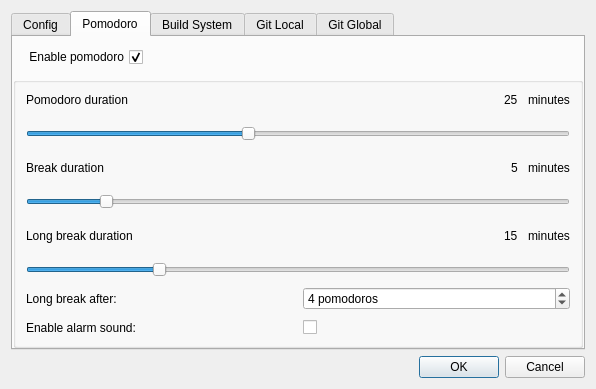
Before: the Qt Designer form src/aux_widgets/RepoConfigDlg.ui in francescmm/GitQlient, drawn with Qt 5.
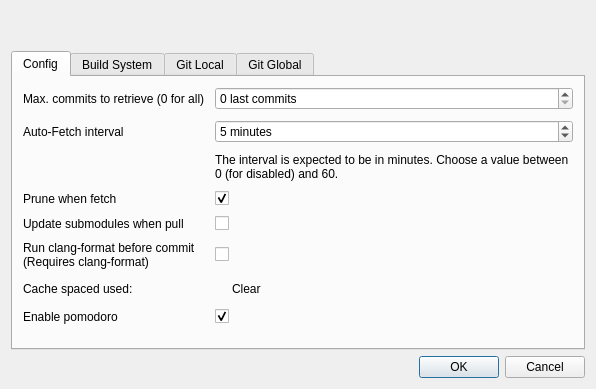
After: the same form once the commit is applied. Icons and pictures are not drawn. Custom widgets are drawn as their Qt base class.

Commit message: #180 Adding config dialog + linking config to func

Diff of the .ui file:
```diff
--- a/src/aux_widgets/RepoConfigDlg.ui
+++ b/src/aux_widgets/RepoConfigDlg.ui
@@ -14,10 +14,42 @@
    <string>Repository configuration</string>
   </property>
   <layout class="QVBoxLayout" name="verticalLayout">
+   <item>
+    <layout class="QHBoxLayout" name="horizontalLayout_4">
+     <property name="spacing">
+      <number>0</number>
+     </property>
+     <property name="leftMargin">
+      <number>10</number>
+     </property>
+     <property name="topMargin">
+      <number>10</number>
+     </property>
+     <property name="rightMargin">
+      <number>10</number>
+     </property>
+     <property name="bottomMargin">
+      <number>10</number>
+     </property>
+     <item>
+      <spacer name="horizontalSpacer_5">
+       <property name="orientation">
+        <enum>Qt::Horizontal</enum>
+       </property>
+       <property name="sizeHint" stdset="0">
+        <size>
+         <width>40</width>
+         <height>20</height>
+        </size>
+       </property>
+      </spacer>
+     </item>
+    </layout>
+   </item>
    <item>
     <widget class="QTabWidget" name="tabWidget">
      <property name="currentIndex">
-      <number>1</number>
+      <number>0</number>
      </property>
      <widget class="QWidget" name="tab_3">
       <attribute name="icon">
@@ -195,306 +227,21 @@
          </property>
         </widget>
        </item>
-      </layout>
-     </widget>
-     <widget class="QWidget" name="tab_5">
-      <attribute name="icon">
-       <iconset resource="../resources.qrc">
-        <normaloff>:/icons/pomodoro</normaloff>:/icons/pomodoro</iconset>
-      </attribute>
-      <attribute name="title">
-       <string>Pomodoro</string>
-      </attribute>
-      <layout class="QVBoxLayout" name="verticalLayout_2">
-       <property name="spacing">
-        <number>0</number>
-       </property>
-       <property name="leftMargin">
-        <number>0</number>
-       </property>
-       <property name="topMargin">
-        <number>0</number>
-       </property>
-       <property name="rightMargin">
-        <number>0</number>
-       </property>
-       <property name="bottomMargin">
-        <number>0</number>
-       </property>
-       <item>
-        <layout class="QHBoxLayout" name="horizontalLayout_4">
-         <property name="spacing">
-          <number>0</number>
+       <item row="8" column="0">
+        <widget class="QLabel" name="label_13">
+         <property name="text">
+          <string>Enable pomodoro</string>
          </property>
-         <property name="leftMargin">
-          <number>10</number>
-         </property>
-         <property name="topMargin">
-          <number>10</number>
-         </property>
-         <property name="rightMargin">
-          <number>10</number>
-         </property>
-         <property name="bottomMargin">
-          <number>10</number>
-         </property>
-         <item>
-          <widget class="CheckBox" name="cbPomodoroEnabled">
-           <property name="layoutDirection">
-            <enum>Qt::RightToLeft</enum>
-           </property>
-           <property name="text">
-            <string>Enable pomodoro</string>
-           </property>
-           <property name="checked">
-            <bool>true</bool>
-           </property>
-          </widget>
-         </item>
-         <item>
-          <spacer name="horizontalSpacer_5">
-           <property name="orientation">
-            <enum>Qt::Horizontal</enum>
-           </property>
-           <property name="sizeHint" stdset="0">
-            <size>
-             <width>40</width>
-             <height>20</height>
-            </size>
-           </property>
-          </spacer>
-         </item>
-        </layout>
+        </widget>
        </item>
-       <item>
-        <widget class="QGroupBox" name="groupBox">
-         <property name="title">
+       <item row="8" column="1">
+        <widget class="CheckBox" name="cbPomodoroEnabled">
+         <property name="text">
           <string/>
          </property>
-         <layout class="QVBoxLayout" name="verticalLayout_3">
-          <property name="spacing">
-           <number>10</number>
-          </property>
-          <property name="leftMargin">
-           <number>10</number>
-          </property>
-          <property name="topMargin">
-           <number>0</number>
-          </property>
-          <property name="rightMargin">
-           <number>10</number>
-          </property>
-          <property name="bottomMargin">
-           <number>10</number>
-          </property>
-          <item>
-           <layout class="QHBoxLayout" name="horizontalLayout_5">
-            <item>
-             <widget class="QLabel" name="label_8">
-              <property name="text">
-               <string>Pomodoro duration</string>
-              </property>
-             </widget>
-            </item>
-            <item>
-             <spacer name="horizontalSpacer_2">
-              <property name="orientation">
-               <enum>Qt::Horizontal</enum>
-              </property>
-              <property name="sizeHint" stdset="0">
-               <size>
-                <width>40</width>
-                <height>20</height>
-               </size>
-              </property>
-             </spacer>
-            </item>
-            <item>
-             <widget class="QLabel" name="pomodoroDurLabel">
-              <property name="text">
-               <string>25</string>
-              </property>
-             </widget>
-            </item>
-            <item>
-             <widget class="QLabel" name="label_14">
-              <property name="text">
-               <string>minutes</string>
-              </property>
-             </widget>
-            </item>
-           </layout>
-          </item>
-          <item>
-           <widget class="QSlider" name="pomodoroDur">
-            <property name="minimum">
-             <number>1</number>
-            </property>
-            <property name="maximum">
-             <number>60</number>
-            </property>
-            <property name="pageStep">
-             <number>5</number>
-            </property>
-            <property name="value">
-             <number>25</number>
-            </property>
-            <property name="orientation">
-             <enum>Qt::Horizontal</enum>
-            </property>
-           </widget>
-          </item>
-          <item>
-           <layout class="QHBoxLayout" name="horizontalLayout_6">
-            <item>
-             <widget class="QLabel" name="label_9">
-              <property name="text">
-               <string>Break duration</string>
-              </property>
-             </widget>
-            </item>
-            <item>
-             <spacer name="horizontalSpacer_3">
-              <property name="orientation">
-               <enum>Qt::Horizontal</enum>
-              </property>
-              <property name="sizeHint" stdset="0">
-               <size>
-                <width>40</width>
-                <height>20</height>
-               </size>
-              </property>
-             </spacer>
-            </item>
-            <item>
-             <widget class="QLabel" name="pomodoroBreakDurLabel">
-              <property name="text">
-               <string>5</string>
-              </property>
-             </widget>
-            </item>
-            <item>
-             <widget class="QLabel" name="label_15">
-              <property name="text">
-               <string>minutes</string>
-              </property>
-             </widget>
-            </item>
-           </layout>
-          </item>
-          <item>
-           <widget class="QSlider" name="breakDur">
-            <property name="minimum">
-             <number>1</number>
-            </property>
-            <property name="maximum">
-             <number>30</number>
-            </property>
-            <property name="value">
-             <number>5</number>
-            </property>
-            <property name="orientation">
-             <enum>Qt::Horizontal</enum>
-            </property>
-           </widget>
-          </item>
-          <item>
-           <layout class="QHBoxLayout" name="horizontalLayout_7">
-            <item>
-             <widget class="QLabel" name="label_10">
-              <property name="text">
-               <string>Long break duration</string>
-              </property>
-             </widget>
-            </item>
-            <item>
-             <spacer name="horizontalSpacer_4">
-              <property name="orientation">
-               <enum>Qt::Horizontal</enum>
-              </property>
-              <property name="sizeHint" stdset="0">
-               <size>
-                <width>40</width>
-                <height>20</height>
-               </size>
-              </property>
-             </spacer>
-            </item>
-            <item>
-             <widget class="QLabel" name="pomodoroLongBreakLabel">
-              <property name="text">
-               <string>15</string>
-              </property>
-             </widget>
-            </item>
-            <item>
-             <widget class="QLabel" name="label_16">
-              <property name="text">
-               <string>minutes</string>
-              </property>
-             </widget>
-            </item>
-           </layout>
-          </item>
-          <item>
-           <widget class="QSlider" name="longBreakDur">
-            <property name="minimum">
-             <number>1</number>
-            </property>
-            <property name="maximum">
-             <number>60</number>
-            </property>
-            <property name="value">
-             <number>15</number>
-            </property>
-            <property name="orientation">
-             <enum>Qt::Horizontal</enum>
-            </property>
-           </widget>
-          </item>
-          <item>
-           <layout class="QHBoxLayout" name="horizontalLayout_2">
-            <item>
-             <widget class="QLabel" name="label_11">
-              <property name="text">
-               <string>Long break after:</string>
-              </property>
-             </widget>
-            </item>
-            <item>
-             <widget class="QSpinBox" name="sbLongBreakCount">
-              <property name="suffix">
-               <string> pomodoros</string>
-              </property>
-              <property name="maximum">
-               <number>10</number>
-              </property>
-              <property name="value">
-               <number>4</number>
-              </property>
-             </widget>
-            </item>
-           </layout>
-          </item>
-          <item>
-           <layout class="QHBoxLayout" name="horizontalLayout_3">
-            <item>
-             <widget class="QLabel" name="label_12">
-              <property name="text">
-               <string>Enable alarm sound:</string>
-              </property>
-             </widget>
-            </item>
-            <item>
-             <widget class="QCheckBox" name="cbAlarmSound">
-              <property name="text">
-               <string/>
-              </property>
-             </widget>
-            </item>
-           </layout>
-          </item>
-         </layout>
+         <property name="checked">
+          <bool>true</bool>
+         </property>
         </widget>
        </item>
       </layout>
@@ -604,16 +351,16 @@
   </layout>
  </widget>
  <customwidgets>
-  <customwidget>
-   <class>ButtonLink</class>
-   <extends>QLabel</extends>
-   <header>ButtonLink.hpp</header>
-  </customwidget>
   <customwidget>
    <class>CheckBox</class>
    <extends>QCheckBox</extends>
    <header>CheckBox.h</header>
   </customwidget>
+  <customwidget>
+   <class>ButtonLink</class>
+   <extends>QLabel</extends>
+   <header>ButtonLink.hpp</header>
+  </customwidget>
  </customwidgets>
  <tabstops>
   <tabstop>tabWidget</tabstop>
```
Left out of the diff: 19 changed lines with no effect on the pictures. The commit also changes 8 other files.
